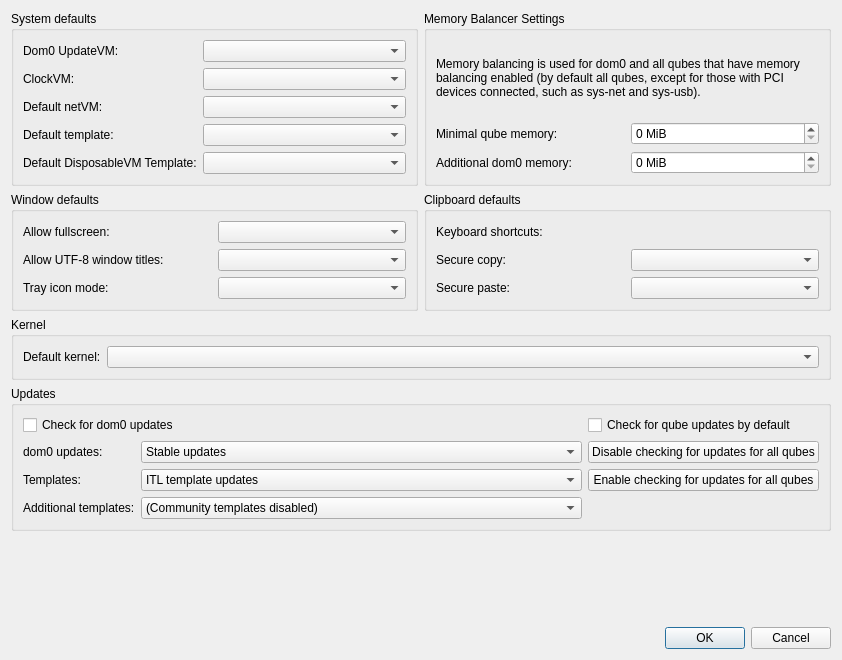
QubesOS/qubes-manager, file ui/globalsettingsdlg.ui: the form before one commit.
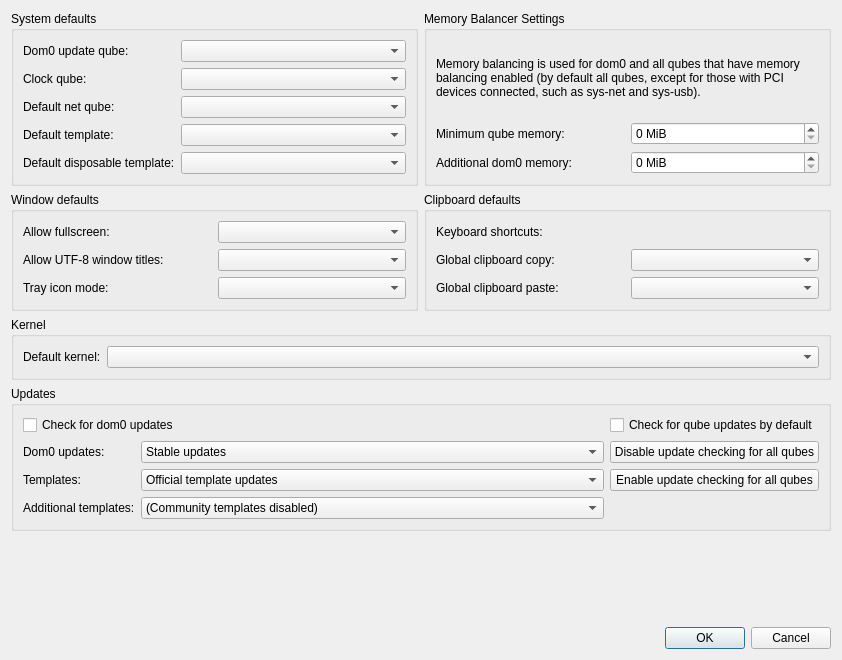
The form after the commit.

What changed in the file:
```diff
--- a/ui/globalsettingsdlg.ui
+++ b/ui/globalsettingsdlg.ui
@@ -35,7 +35,7 @@
          <bool>true</bool>
         </property>
         <property name="text">
-         <string>Minimal qube memory:</string>
+         <string>Minimum qube memory:</string>
         </property>
        </widget>
       </item>
@@ -120,7 +120,7 @@
        <widget class="QComboBox" name="itl_tmpl_updates_repo">
         <item>
          <property name="text">
-          <string>ITL template updates</string>
+          <string>Official template updates</string>
          </property>
         </item>
         <item>
@@ -157,7 +157,7 @@
       <item row="1" column="2">
        <widget class="QPushButton" name="disable_updates_all">
         <property name="text">
-         <string>Disable checking for updates for all qubes</string>
+         <string>Disable update checking for all qubes</string>
         </property>
        </widget>
       </item>
@@ -183,7 +183,7 @@
       <item row="2" column="2">
        <widget class="QPushButton" name="enable_updates_all">
         <property name="text">
-         <string>Enable checking for updates for all qubes</string>
+         <string>Enable update checking for all qubes</string>
         </property>
        </widget>
       </item>
@@ -196,7 +196,7 @@
          </sizepolicy>
         </property>
         <property name="text">
-         <string>dom0 updates:</string>
+         <string>Dom0 updates:</string>
         </property>
        </widget>
       </item>
@@ -308,7 +308,7 @@
          </sizepolicy>
         </property>
         <property name="text">
-         <string>Dom0 UpdateVM:</string>
+         <string>Dom0 update qube:</string>
         </property>
        </widget>
       </item>
@@ -322,7 +322,7 @@
       <item row="1" column="0">
        <widget class="QLabel" name="label_2">
         <property name="text">
-         <string>ClockVM:</string>
+         <string>Clock qube:</string>
         </property>
        </widget>
       </item>
@@ -332,7 +332,7 @@
       <item row="2" column="0">
        <widget class="QLabel" name="label_3">
         <property name="text">
-         <string>Default netVM:</string>
+         <string>Default net qube:</string>
         </property>
        </widget>
       </item>
@@ -358,7 +358,7 @@
       <item row="4" column="0">
        <widget class="QLabel" name="label_8">
         <property name="text">
-         <string>Default DisposableVM Template:</string>
+         <string>Default disposable template:</string>
         </property>
        </widget>
       </item>
@@ -384,7 +384,7 @@
       <item row="1" column="0">
        <widget class="QLabel" name="label_13">
         <property name="text">
-         <string>Secure copy:</string>
+         <string>Global clipboard copy:</string>
         </property>
        </widget>
       </item>
@@ -394,7 +394,7 @@
       <item row="2" column="0">
        <widget class="QLabel" name="label_15">
         <property name="text">
-         <string>Secure paste:</string>
+         <string>Global clipboard paste:</string>
         </property>
        </widget>
       </item>
```
Left out of the diff: 10 changed lines with no effect on the pictures.
